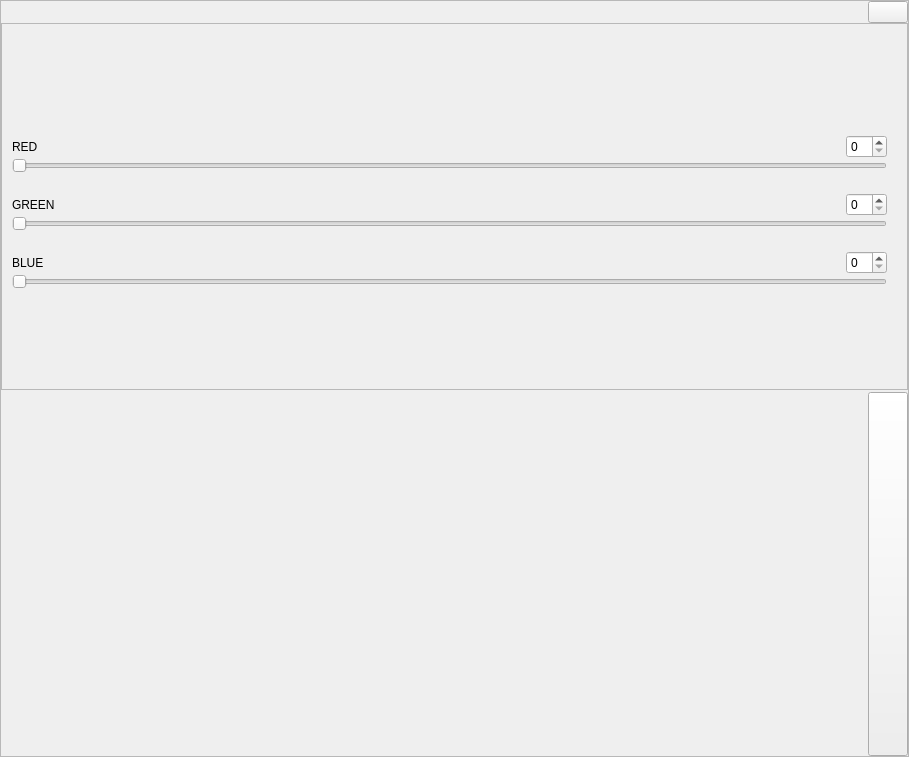
First picture: the form in src/gui/dlg.ui, repository LaM0uette/PySide6_Blank_Project_demo, before the edit.
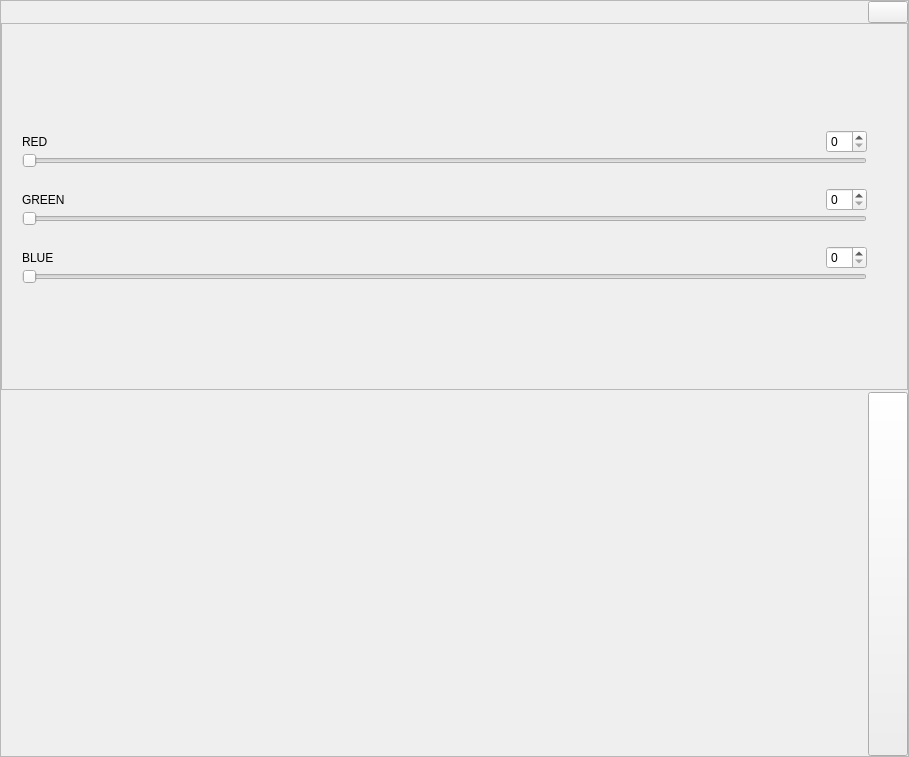
Second picture: the form after the edit.

```diff
--- a/src/gui/dlg.ui
+++ b/src/gui/dlg.ui
@@ -1236,26 +1236,91 @@
              </property>
              <layout class="QHBoxLayout" name="hlay_sca_area_colors">
               <property name="spacing">
-               <number>10</number>
+               <number>0</number>
               </property>
               <property name="leftMargin">
-               <number>10</number>
+               <number>20</number>
               </property>
               <property name="topMargin">
-               <number>10</number>
+               <number>0</number>
               </property>
               <property name="rightMargin">
-               <number>10</number>
+               <number>20</number>
               </property>
               <property name="bottomMargin">
                <number>0</number>
               </property>
               <item>
                <layout class="QGridLayout" name="glay_sca_area_colors">
-                <property name="spacing">
+                <property name="horizontalSpacing">
+                 <number>20</number>
+                </property>
+                <property name="verticalSpacing">
                  <number>0</number>
                 </property>
-                <item row="1" column="4" rowspan="9">
+                <item row="9" column="0" colspan="4">
+                 <spacer name="verticalSpacer_11">
+                  <property name="orientation">
+                   <enum>Qt::Vertical</enum>
+                  </property>
+                  <property name="sizeHint" stdset="0">
+                   <size>
+                    <width>20</width>
+                    <height>40</height>
+                   </size>
+                  </property>
+                 </spacer>
+                </item>
+                <item row="8" column="0" colspan="3">
+                 <widget class="QSlider" name="sd_opt_rgb_blue">
+                  <property name="orientation">
+                   <enum>Qt::Horizontal</enum>
+                  </property>
+                 </widget>
+                </item>
+                <item row="3" column="0" colspan="3">
+                 <spacer name="verticalSpacer_13">
+                  <property name="orientation">
+                   <enum>Qt::Vertical</enum>
+                  </property>
+                  <property name="sizeType">
+                   <enum>QSizePolicy::Fixed</enum>
+                  </property>
+                  <property name="sizeHint" stdset="0">
+                   <size>
+                    <width>20</width>
+                    <height>20</height>
+                   </size>
+                  </property>
+                 </spacer>
+                </item>
+                <item row="4" column="1">
+                 <spacer name="horizontalSpacer_11">
+                  <property name="orientation">
+                   <enum>Qt::Horizontal</enum>
+                  </property>
+                  <property name="sizeHint" stdset="0">
+                   <size>
+                    <width>40</width>
+                    <height>20</height>
+                   </size>
+                  </property>
+                 </spacer>
+                </item>
+                <item row="1" column="1">
+                 <spacer name="horizontalSpacer_10">
+                  <property name="orientation">
+                   <enum>Qt::Horizontal</enum>
+                  </property>
+                  <property name="sizeHint" stdset="0">
+                   <size>
+                    <width>40</width>
+                    <height>20</height>
+                   </size>
+                  </property>
+                 </spacer>
+                </item>
+                <item row="1" column="3" rowspan="8">
                  <widget class="QFrame" name="fr_opt_rgb_rgb">
                   <property name="frameShape">
                    <enum>QFrame::StyledPanel</enum>
@@ -1265,8 +1330,8 @@
                   </property>
                  </widget>
                 </item>
-                <item row="10" column="0" colspan="5">
-                 <spacer name="verticalSpacer_11">
+                <item row="0" column="0" colspan="4">
+                 <spacer name="verticalSpacer_14">
                   <property name="orientation">
                    <enum>Qt::Vertical</enum>
                   </property>
@@ -1278,26 +1343,26 @@
                   </property>
                  </spacer>
                 </item>
-                <item row="5" column="2">
+                <item row="7" column="2">
+                 <widget class="QSpinBox" name="sb_opt_rgb_blue"/>
+                </item>
+                <item row="7" column="0">
+                 <widget class="QLabel" name="lb_opt_rgb_blue">
+                  <property name="text">
+                   <string>BLUE</string>
+                  </property>
+                 </widget>
+                </item>
+                <item row="4" column="2">
                  <widget class="QSpinBox" name="sb_opt_rgb_green"/>
                 </item>
-                <item row="5" column="0">
+                <item row="4" column="0">
                  <widget class="QLabel" name="lb_opt_rgb_green">
                   <property name="text">
                    <string>GREEN</string>
                   </property>
                  </widget>
                 </item>
-                <item row="8" column="0">
-                 <widget class="QLabel" name="lb_opt_rgb_blue">
-                  <property name="text">
-                   <string>BLUE</string>
-                  </property>
-                 </widget>
-                </item>
-                <item row="8" column="2">
-                 <widget class="QSpinBox" name="sb_opt_rgb_blue"/>
-                </item>
                 <item row="1" column="0">
                  <widget class="QLabel" name="lb_opt_rgb_red">
                   <property name="text">
@@ -1305,7 +1370,7 @@
                   </property>
                  </widget>
                 </item>
-                <item row="8" column="1">
+                <item row="7" column="1">
                  <spacer name="horizontalSpacer_12">
                   <property name="orientation">
                    <enum>Qt::Horizontal</enum>
@@ -1325,7 +1390,7 @@
                   </property>
                  </widget>
                 </item>
-                <item row="6" column="0" colspan="3">
+                <item row="5" column="0" colspan="3">
                  <widget class="QSlider" name="sd_opt_rgb_green">
                   <property name="orientation">
                    <enum>Qt::Horizontal</enum>
@@ -1335,7 +1400,7 @@
                 <item row="1" column="2">
                  <widget class="QSpinBox" name="sb_opt_rgb_red"/>
                 </item>
-                <item row="7" column="0" colspan="3">
+                <item row="6" column="0" colspan="3">
                  <spacer name="verticalSpacer_12">
                   <property name="orientation">
                    <enum>Qt::Vertical</enum>
@@ -1351,84 +1416,6 @@
                   </property>
                  </spacer>
                 </item>
-                <item row="9" column="0" colspan="3">
-                 <widget class="QSlider" name="sd_opt_rgb_blue">
-                  <property name="orientation">
-                   <enum>Qt::Horizontal</enum>
-                  </property>
-                 </widget>
-                </item>
-                <item row="3" column="0" colspan="3">
-                 <spacer name="verticalSpacer_13">
-                  <property name="orientation">
-                   <enum>Qt::Vertical</enum>
-                  </property>
-                  <property name="sizeType">
-                   <enum>QSizePolicy::Fixed</enum>
-                  </property>
-                  <property name="sizeHint" stdset="0">
-                   <size>
-                    <width>20</width>
-                    <height>20</height>
-                   </size>
-                  </property>
-                 </spacer>
-                </item>
-                <item row="5" column="1">
-                 <spacer name="horizontalSpacer_11">
-                  <property name="orientation">
-                   <enum>Qt::Horizontal</enum>
-                  </property>
-                  <property name="sizeHint" stdset="0">
-                   <size>
-                    <width>40</width>
-                    <height>20</height>
-                   </size>
-                  </property>
-                 </spacer>
-                </item>
-                <item row="1" column="1">
-                 <spacer name="horizontalSpacer_10">
-                  <property name="orientation">
-                   <enum>Qt::Horizontal</enum>
-                  </property>
-                  <property name="sizeHint" stdset="0">
-                   <size>
-                    <width>40</width>
-                    <height>20</height>
-                   </size>
-                  </property>
-                 </spacer>
-                </item>
-                <item row="5" column="3">
-                 <spacer name="horizontalSpacer_13">
-                  <property name="orientation">
-                   <enum>Qt::Horizontal</enum>
-                  </property>
-                  <property name="sizeType">
-                   <enum>QSizePolicy::Fixed</enum>
-                  </property>
-                  <property name="sizeHint" stdset="0">
-                   <size>
-                    <width>10</width>
-                    <height>20</height>
-                   </size>
-                  </property>
-                 </spacer>
-                </item>
-                <item row="0" column="0" colspan="4">
-                 <spacer name="verticalSpacer_14">
-                  <property name="orientation">
-                   <enum>Qt::Vertical</enum>
-                  </property>
-                  <property name="sizeHint" stdset="0">
-                   <size>
-                    <width>20</width>
-                    <height>40</height>
-                   </size>
-                  </property>
-                 </spacer>
-                </item>
                </layout>
               </item>
              </layout>
```
Left out of the diff: 4 changed lines with no effect on the pictures.
